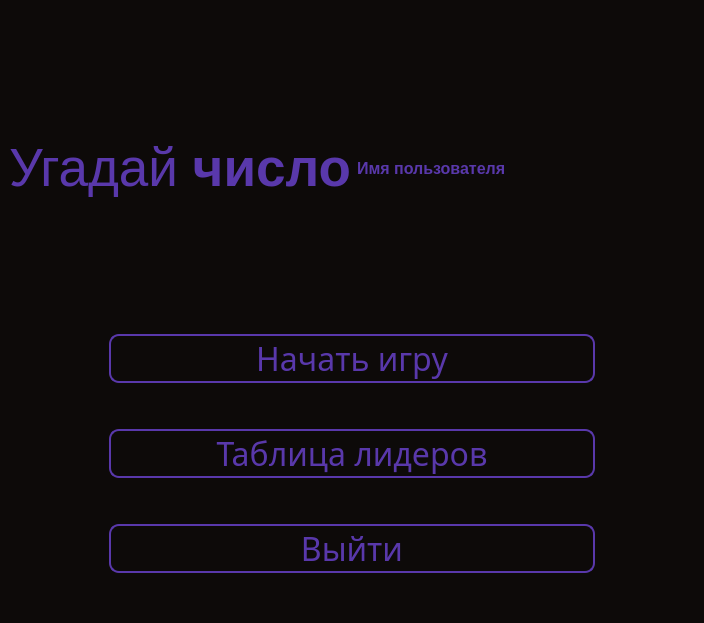
Glebadelo/numgame1, file gamemenu_screen.ui: the form before one commit.
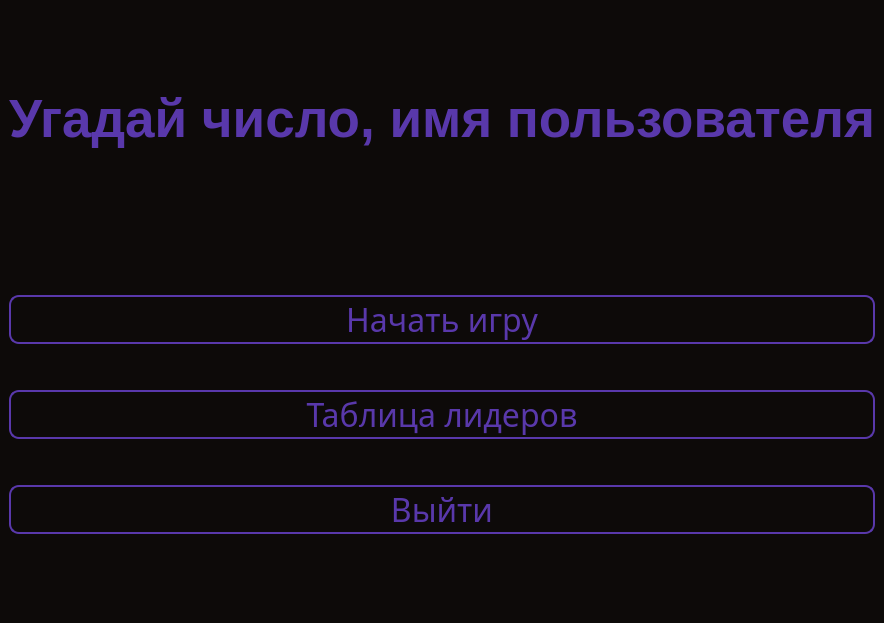
The form after the commit.

The edit to the form file:
```diff
--- a/gamemenu_screen.ui
+++ b/gamemenu_screen.ui
@@ -6,7 +6,7 @@
    <rect>
     <x>0</x>
     <y>0</y>
-    <width>704</width>
+    <width>871</width>
     <height>623</height>
    </rect>
   </property>
@@ -38,64 +38,32 @@
 }</string>
      </property>
      <layout class="QVBoxLayout" name="verticalLayout_3">
-      <property name="bottomMargin">
-       <number>50</number>
-      </property>
-      <item>
-       <layout class="QHBoxLayout" name="horizontalLayout">
-        <property name="leftMargin">
-         <number>0</number>
-        </property>
-        <item>
-         <widget class="QLabel" name="title_3">
-          <property name="font">
-           <font>
-            <family>Segoe UI</family>
-            <pointsize>40</pointsize>
-           </font>
-          </property>
-          <property name="layoutDirection">
-           <enum>Qt::LeftToRight</enum>
-          </property>
-          <property name="frameShadow">
-           <enum>QFrame::Plain</enum>
-          </property>
-          <property name="text">
-           <string>Угадай &lt;strong&gt;число&lt;/strong&gt;</string>
-          </property>
-          <property name="alignment">
-           <set>Qt::AlignCenter</set>
-          </property>
-         </widget>
-        </item>
         <item>
          <widget class="QLabel" name="username_label">
+        <property name="maximumSize">
+         <size>
+          <width>16777215</width>
+          <height>120</height>
+         </size>
+        </property>
           <property name="font">
            <font>
             <family>Segoe UI</family>
-            <pointsize>12</pointsize>
+          <pointsize>40</pointsize>
             <weight>75</weight>
             <bold>true</bold>
            </font>
           </property>
           <property name="text">
-           <string>Имя пользователя</string>
+         <string>Угадай число, имя пользователя</string>
           </property>
           <property name="alignment">
-           <set>Qt::AlignLeading|Qt::AlignLeft|Qt::AlignVCenter</set>
-          </property>
-         </widget>
-        </item>
-       </layout>
+         <set>Qt::AlignHCenter|Qt::AlignTop</set>
+        </property>
+       </widget>
       </item>
       <item>
        <layout class="QVBoxLayout" name="verticalLayout_2">
-        <property name="leftMargin">
-         <number>100</number>
-        </property>
-        <property name="rightMargin">
-         <number>100</number>
-        </property>
         <item>
          <widget class="QPushButton" name="startGame_btn">
           <property name="minimumSize">
@@ -132,7 +100,7 @@
            <enum>Qt::Vertical</enum>
           </property>
           <property name="sizeType">
-           <enum>QSizePolicy::Fixed</enum>
+           <enum>QSizePolicy::Maximum</enum>
           </property>
           <property name="sizeHint" stdset="0">
            <size>
@@ -178,7 +146,7 @@
            <enum>Qt::Vertical</enum>
           </property>
           <property name="sizeType">
-           <enum>QSizePolicy::Fixed</enum>
+           <enum>QSizePolicy::Maximum</enum>
           </property>
           <property name="sizeHint" stdset="0">
            <size>
```
Lines whose indentation alone changed are shown as unchanged.
